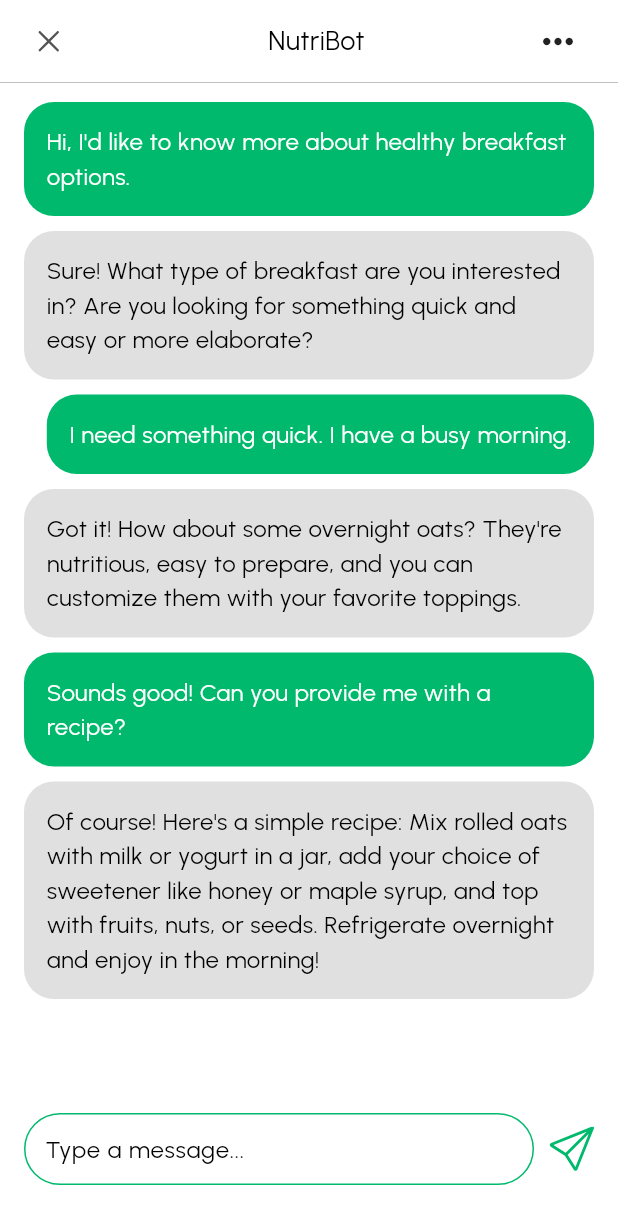
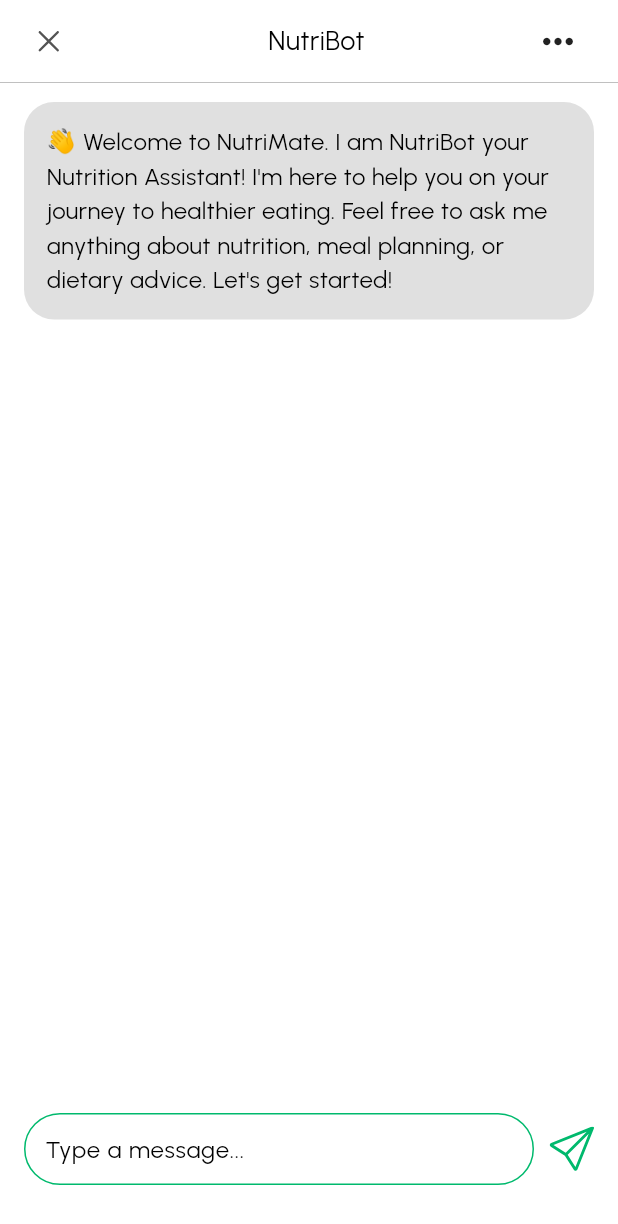
Before and after one commit to samrasugu/nutrimate, a Flutter app: the ChatBotPage screen opened by its route, on a phone screen of 412 x 824 dp. Shown: the top 1224 px of the screen. Run offline on Flutter 3.47's test engine with Material 3 defaults, Android fonts, the phone set to English and light mode, and no system bars; our stand-ins replace flutter_svg, smooth_page_indicator; project files that could hold a hidden picture were left out.

Commit message:
feat: fix message input
chore: update chat messages interface

```diff
--- a/assets/messages.json
+++ b/assets/messages.json
@@ -2,33 +2,8 @@
     "messages": [
       {
         "id": 1,
-        "sender": "user",
-        "content": "Hi, I'd like to know more about healthy breakfast options."
-      },
-      {
-        "id": 2,
         "sender": "bot",
-        "content": "Sure! What type of breakfast are you interested in? Are you looking for something quick and easy or more elaborate?"
-      },
-      {
-        "id": 3,
-        "sender": "user",
-        "content": "I need something quick. I have a busy morning."
-      },
-      {
-        "id": 4,
-        "sender": "bot",
-        "content": "Got it! How about some overnight oats? They're nutritious, easy to prepare, and you can customize them with your favorite toppings."
-      },
-      {
-        "id": 5,
-        "sender": "user",
-        "content": "Sounds good! Can you provide me with a recipe?"
-      },
-      {
-        "id": 6,
-        "sender": "bot",
-        "content": "Of course! Here's a simple recipe: Mix rolled oats with milk or yogurt in a jar, add your choice of sweetener like honey or maple syrup, and top with fruits, nuts, or seeds. Refrigerate overnight and enjoy in the morning!"
+        "content": "👋 Welcome to NutriMate. I am NutriBot your Nutrition Assistant! I'm here to help you on your journey to healthier eating. Feel free to ask me anything about nutrition, meal planning, or dietary advice. Let's get started!"
       }
     ]
   }
--- a/lib/presentation/chat/pages/chat_bot_page.dart
+++ b/lib/presentation/chat/pages/chat_bot_page.dart
@@ -25,8 +25,10 @@ class _ChatBotPageState extends State<ChatBotPage> {
 
   TextEditingController messageEditingController = TextEditingController();
 
+  bool isLoading = false;
+
   // base url
-  final String baseUrl = 'http://192.168.146.175';
+  final String baseUrl = 'http://192.168.222.175';
 
   @override
   void initState() {
@@ -35,6 +37,12 @@ class _ChatBotPageState extends State<ChatBotPage> {
   }
 
   Future<void> _sendMessage(String message) async {
+    if (message.isEmpty) {
+      return;
+    }
+    setState(() {
+      isLoading = true;
+    });
     final http.Response response = await http.post(
       Uri.parse('$baseUrl:8000/recommend'),
       headers: <String, String>{
@@ -44,6 +52,9 @@ class _ChatBotPageState extends State<ChatBotPage> {
     );
 
     if (response.statusCode == 200) {
+      setState(() {
+        isLoading = false;
+      });
       final String messageJson = jsonDecode(response.body);
       final Message message = Message(
         id: 7,
@@ -149,8 +160,9 @@ class _ChatBotPageState extends State<ChatBotPage> {
                     controller: messageEditingController,
                     hintText: typeAMessageText,
                     borderColor: AppColors.primaryColor,
-                    focusedBorderColor: Colors.transparent,
+                    focusedBorderColor: AppColors.primaryColor,
                     customFillColor: AppColors.whiteColor,
+                    enabled: isLoading ? false : true,
                   ),
                 ),
                 smallHorizontalSizedBox,
@@ -174,11 +186,15 @@ class _ChatBotPageState extends State<ChatBotPage> {
                       });
                     }
                   },
-                  child: SvgPicture.asset(
-                    sendMessageIconSvgPath,
-                    height: 30,
-                    width: 30,
-                  ),
+                  child: isLoading
+                      ? const CircularProgressIndicator(
+                          color: AppColors.primaryColor,
+                        )
+                      : SvgPicture.asset(
+                          sendMessageIconSvgPath,
+                          height: 30,
+                          width: 30,
+                        ),
                 ),
                 size100VerticalSizedBox,
               ],
```
